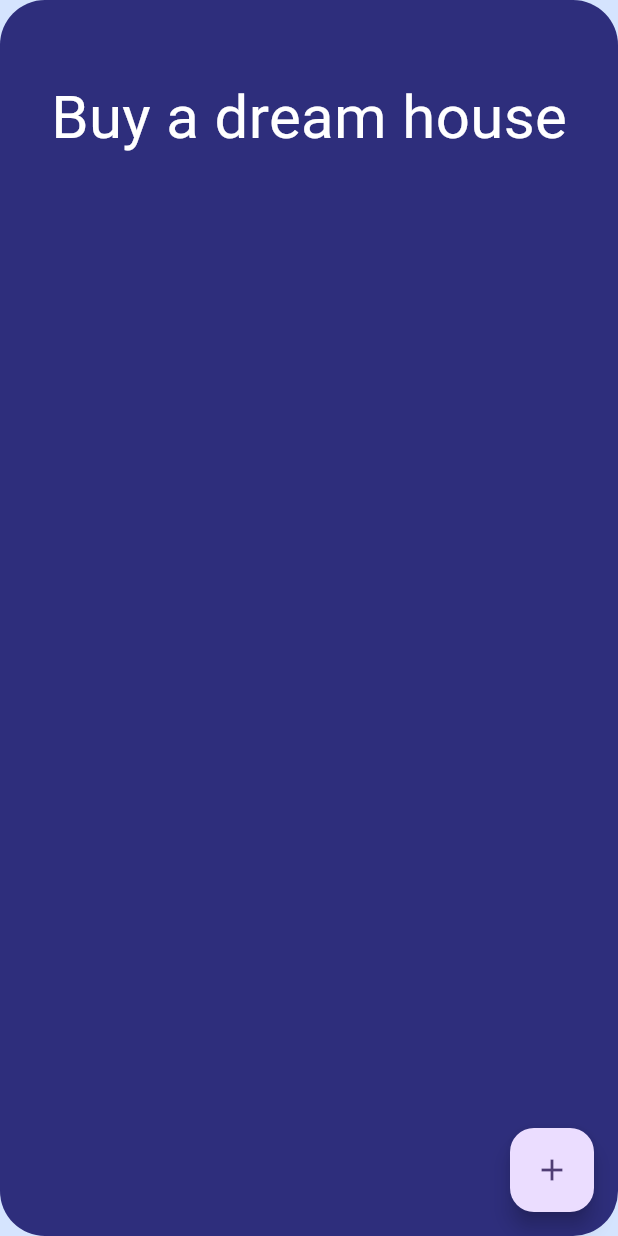
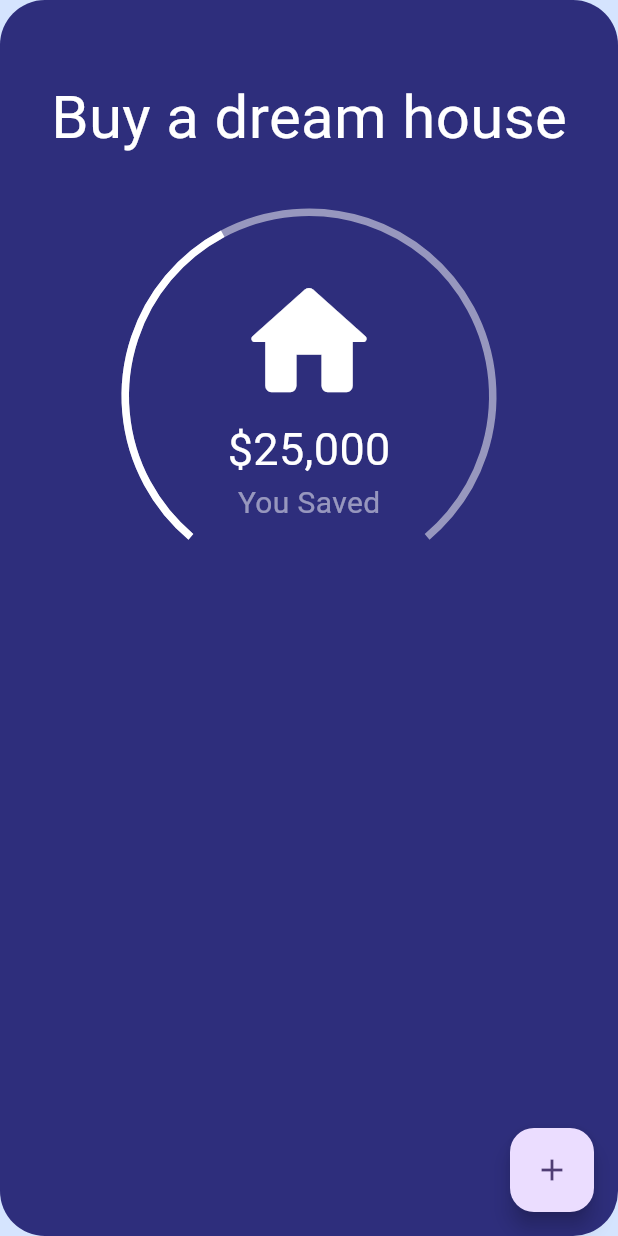
Before and after one commit to MohammedMubashirKhan/BudgetTracker, a Flutter app: the screen it shows after launch, on a phone screen of 412 x 824 dp. Run offline on Flutter 3.47's test engine with Material 2 defaults, Android fonts, the phone set to English and light mode, and no system bars; drawn by our look-alikes of percent_indicator; our stand-ins replace get.

Commit message:
Goal progress indicator is add

```diff
--- a/lib/app/modules/home/views/home_view.dart
+++ b/lib/app/modules/home/views/home_view.dart
@@ -1,3 +1,4 @@
+import 'package:budget_tracker_app/app/modules/home/widgets/goal_rogress_indicator.dart';
 import 'package:flutter/material.dart';
 
 import 'package:get/get.dart';
@@ -23,11 +24,11 @@ class HomeView extends GetView<HomeController> {
               Row(
                 mainAxisAlignment: MainAxisAlignment.center,
                 children: [
-                  Text('Buy a dream house',
-                      style: TextStyle(color: Colors.white, fontSize: 40.0)),
+                  Text('Buy a dream house', style: TextStyle(fontSize: 40.0)),
                 ],
               ),
               // Goal Progress
+              GoalProgressIndicator()
             ],
           ),
         ),
--- /dev/null
+++ b/lib/app/modules/home/widgets/goal_rogress_indicator.dart
@@ -0,0 +1,41 @@
+import 'package:flutter/material.dart';
+import 'package:percent_indicator/circular_percent_indicator.dart';
+
+class GoalProgressIndicator extends StatelessWidget {
+  const GoalProgressIndicator({
+    super.key,
+  });
+
+  @override
+  Widget build(BuildContext context) {
+    return Padding(
+      padding: const EdgeInsets.symmetric(vertical: 32.0),
+      child: CircularPercentIndicator(
+        startAngle: 220.0,
+        radius: 125.0,
+        lineWidth: 5.0,
+        percent: 0.40,
+        // Inside of the circular percentage indicator
+        center: Column(
+          mainAxisSize: MainAxisSize.min,
+          children: [
+            const Icon(Icons.home_rounded, size: 100),
+            const Text(
+              "\$25,000",
+              style: TextStyle(fontSize: 30.0),
+            ),
+            Text(
+              "You Saved",
+              style: TextStyle(
+                  fontSize: 20.0, color: Colors.white.withOpacity(0.5)),
+            ),
+          ],
+        ),
+        progressColor: Colors.white,
+        arcBackgroundColor: Colors.white.withOpacity(0.5),
+        arcType: ArcType.FULL,
+        animation: true,
+      ),
+    );
+  }
+}
--- a/lib/main.dart
+++ b/lib/main.dart
@@ -32,6 +32,12 @@ class MyApp extends StatelessWidget {
         // tested with just a hot reload.
         colorScheme: ColorScheme.fromSeed(seedColor: Colors.deepPurple),
         useMaterial3: true,
+        textTheme: const TextTheme(
+          bodyLarge: TextStyle(color: Colors.white), // Default text color
+          bodyMedium: TextStyle(color: Colors.white), // Another text style
+        ),
+        iconTheme:
+            const IconThemeData(color: Colors.white), // Default icon color
       ),
       initialRoute: AppPages.INITIAL,
       getPages: AppPages.routes,
--- a/pubspec.yaml
+++ b/pubspec.yaml
@@ -36,6 +36,7 @@ dependencies:
   # Use with the CupertinoIcons class for iOS style icons.
   cupertino_icons: ^1.0.2
   get: ^4.6.6
+  percent_indicator: ^4.2.3
 
 dev_dependencies:
   flutter_test:
```
Also changed, not shown: pubspec.lock.
